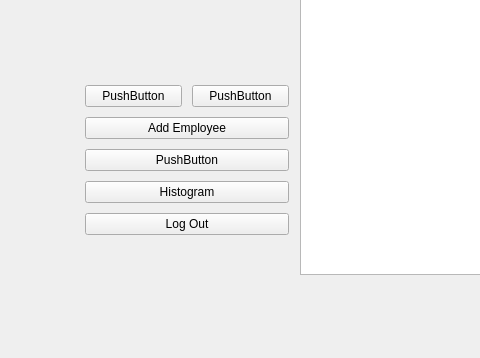
First picture: the form in src/app/ui/main_window.ui, repository TIS2023-FMFI/pracovne-instrukcie, before the edit; both pictures show x 0 to 480 and y 246 to 604 of the 1027 by 604 pixel window.
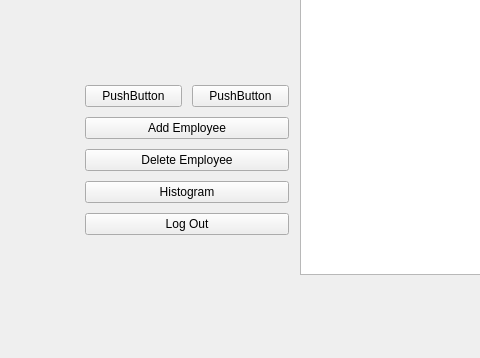
Second picture: the form after the edit. Icons and pictures are not drawn.

Commit message: Added deleted window

Patch:
```diff
--- a/src/app/ui/main_window.ui
+++ b/src/app/ui/main_window.ui
@@ -122,7 +122,7 @@
                         <item>
                             <widget class="QPushButton" name="pushButton_2">
                                 <property name="text">
-                                    <string>PushButton</string>
+                                    <string>Delete Employee</string>
                                 </property>
                             </widget>
                         </item>
```
Left out of the diff: 2 changed lines with no effect on the pictures. The commit also changes 4 other files.
